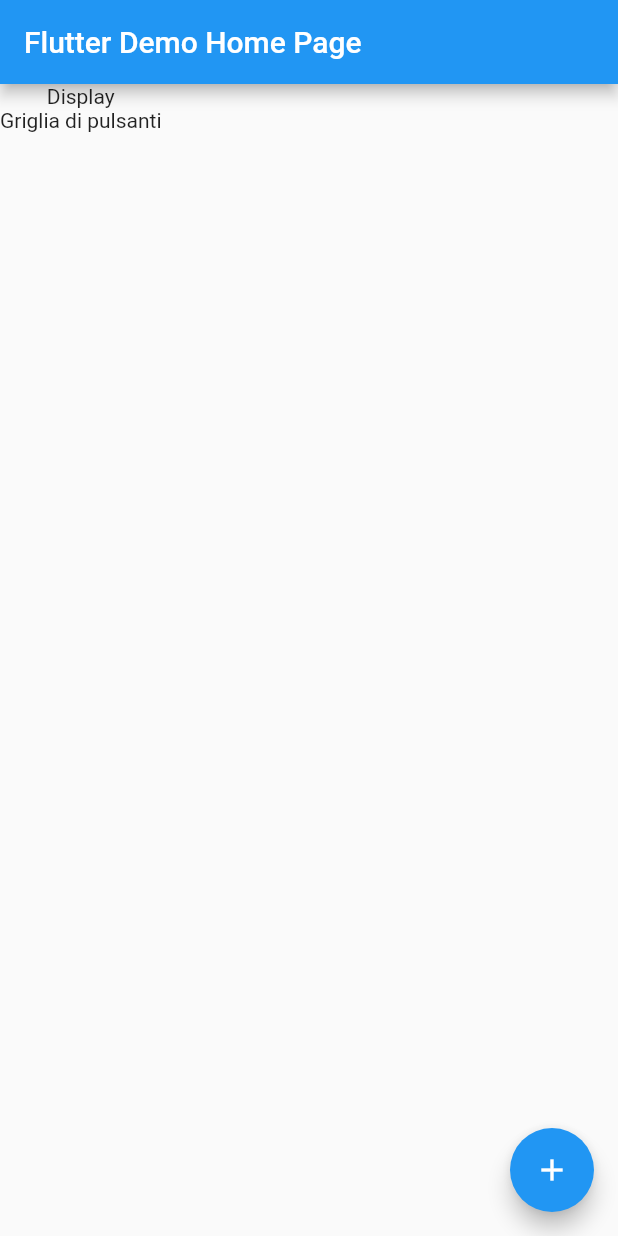
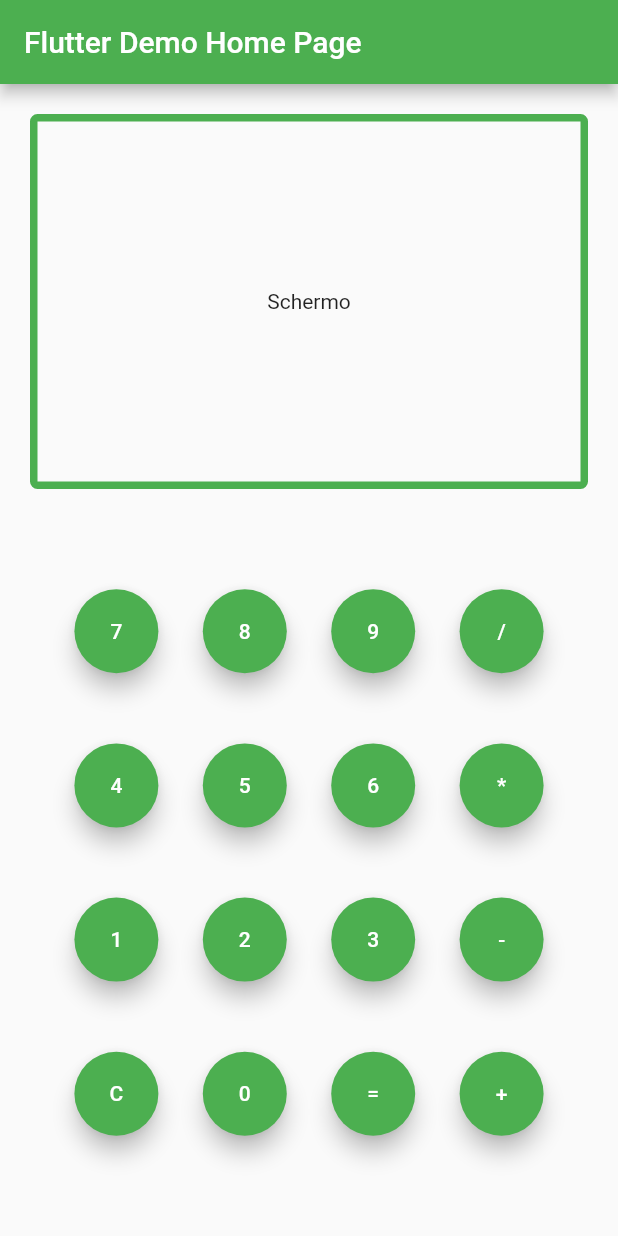
Before and after one commit to matteo-pica/flutter_calculator, a Flutter app: the screen it shows after launch, on a phone screen of 412 x 824 dp. Run offline on Flutter 3.47's test engine with Material 2 defaults, Android fonts, the phone set to English and light mode, and no system bars.

Commit message:
First Graphic Version Completed

```diff
--- a/lib/main.dart
+++ b/lib/main.dart
@@ -18,7 +18,7 @@ class MyApp extends StatelessWidget {
         // or simply save your changes to "hot reload" in a Flutter IDE).
         // Notice that the counter didn't reset back to zero; the application
         // is not restarted.
-        primarySwatch: Colors.blue,
+        primarySwatch: Colors.green,
       ),
       home: MyHomePage(title: 'Flutter Demo Home Page'),
     );
@@ -102,28 +102,185 @@ class _MyHomePageState extends State<MyHomePage> {
       //   ),
       // ),
       body: Calcolatrice(),
-      floatingActionButton: FloatingActionButton(
-        onPressed: _incrementCounter,
-        tooltip: 'Increment',
-        child: Icon(Icons.add),
-      ), // This trailing comma makes auto-formatting nicer for build methods.
+      // floatingActionButton: FloatingActionButton(
+      //   onPressed: _incrementCounter,
+      //   tooltip: 'Increment',
+      //   child: Icon(Icons.add),
+      // ), // This trailing comma makes auto-formatting nicer for build methods.
     );
   }
 }
-
 
 class Calcolatrice extends StatefulWidget {
   @override
   CalcolatriceState createState() => CalcolatriceState();
 }
 
-class CalcolatriceState extends State<Calcolatrice>{
-  Widget build(BuildContext context){
-    return  Column(
-      children: <Widget>[
-        Text("Display"),
-        Text("Griglia di pulsanti"),
-      ],
+class CalcolatriceState extends State<Calcolatrice> {
+  @override
+  Widget build(BuildContext context) {
+    return Container(
+        margin: EdgeInsets.all(20),
+        child: Column(
+          children: <Widget>[
+            DisplayCalc(),
+            ButtonsGrid(),
+          ],
+        ));
+  }
+}
+
+class DisplayCalc extends StatefulWidget {
+  @override
+  DisplayCalcState createState() => DisplayCalcState();
+}
+
+class DisplayCalcState extends State<DisplayCalc> {
+  @override
+  Widget build(BuildContext context) {
+    return Container(
+      margin: EdgeInsets.only(bottom: 20),
+      height: 250,
+      decoration: BoxDecoration(
+          border: Border.all(width: 5, color: Theme.of(context).primaryColor),
+          borderRadius: const BorderRadius.all(Radius.circular(5))),
+      child: Center(child: Text("Schermo")),
     );
   }
 }
+
+class ButtonsGrid extends StatelessWidget {
+  @override
+  Widget build(BuildContext context) {
+    return Expanded(
+          child: Container(
+        // decoration: BoxDecoration(
+        //     border: Border.all(width: 5, color: Theme.of(context).primaryColor),
+        //     borderRadius: const BorderRadius.all(Radius.circular(5))),
+        child: Column(
+          mainAxisAlignment: MainAxisAlignment.spaceEvenly,
+          children: <Widget>[
+            Row(
+              mainAxisAlignment: MainAxisAlignment.spaceEvenly,
+              children: <Widget>[
+                _MyButton(
+                  // onPressed: _incrementCounter,
+                  // tooltip: '7',
+                  button: "7",
+                ),
+                _MyButton(
+                  // onPressed: _incrementCounter,
+                  // tooltip: '7',
+                  button: "8",
+                ),
+                _MyButton(
+                  // onPressed: _incrementCounter,
+                  // tooltip: '7',
+                  button: "9",
+                ),
+                _MyButton(
+                  // onPressed: _incrementCounter,
+                  // tooltip: '7',
+                  button: "/",
+                ),
+              ],
+            ),
+            Row(
+              mainAxisAlignment: MainAxisAlignment.spaceEvenly,
+              children: <Widget>[
+                _MyButton(
+                  // onPressed: _incrementCounter,
+                  // tooltip: '7',
+                  button: "4",
+                ),
+                _MyButton(
+                  // onPressed: _incrementCounter,
+                  // tooltip: '7',
+                  button: "5",
+                ),
+                _MyButton(
+                  // onPressed: _incrementCounter,
+                  // tooltip: '7',
+                  button: "6",
+                ),
+                _MyButton(
+                  // onPressed: _incrementCounter,
+                  // tooltip: '7',
+                  button: "*",
+                ),
+              ],
+            ),
+            Row(
+              mainAxisAlignment: MainAxisAlignment.spaceEvenly,
+              children: <Widget>[
+                _MyButton(
+                  // onPressed: _incrementCounter,
+                  // tooltip: '7',
+                  button: "1",
+                ),
+                _MyButton(
+                  // onPressed: _incrementCounter,
+                  // tooltip: '7',
+                  button: "2",
+                ),
+                _MyButton(
+                  // onPressed: _incrementCounter,
+                  // tooltip: '7',
+                  button: "3",
+                ),
+                _MyButton(
+                  // onPressed: _incrementCounter,
+                  // tooltip: '7',
+                  button: "-",
+                ),
+              ],
+            ),
+            Row(
+              mainAxisAlignment: MainAxisAlignment.spaceEvenly,
+              children: <Widget>[
+                _MyButton(
+                  // onPressed: _incrementCounter,
+                  // tooltip: '7',
+                  button: "C",
+                ),
+                _MyButton(
+                  // onPressed: _incrementCounter,
+                  // tooltip: '7',
+                  button: "0",
+                ),
+                _MyButton(
+                  // onPressed: _incrementCounter,
+                  // tooltip: '7',
+                  button: "=",
+                ),
+                _MyButton(
+                  // onPressed: _incrementCounter,
+                  // tooltip: '7',
+                  button: "+",
+                ),
+              ],
+            ),
+          ],
+        ),
+      ),
+    );
+  }
+}
+
+class _MyButton extends StatelessWidget {
+  final String button;
+  _MyButton({this.button});
+  Widget build(BuildContext context) {
+    return FloatingActionButton(
+      // onPressed: _incrementCounter,
+      // tooltip: '7',
+      child: Text(button),
+    );
+  }
+}
+
+// FloatingActionButton(
+//         onPressed: _incrementCounter,
+//         tooltip: 'Increment',
+//         child: Icon(Icons.add),
+//       ),
```
